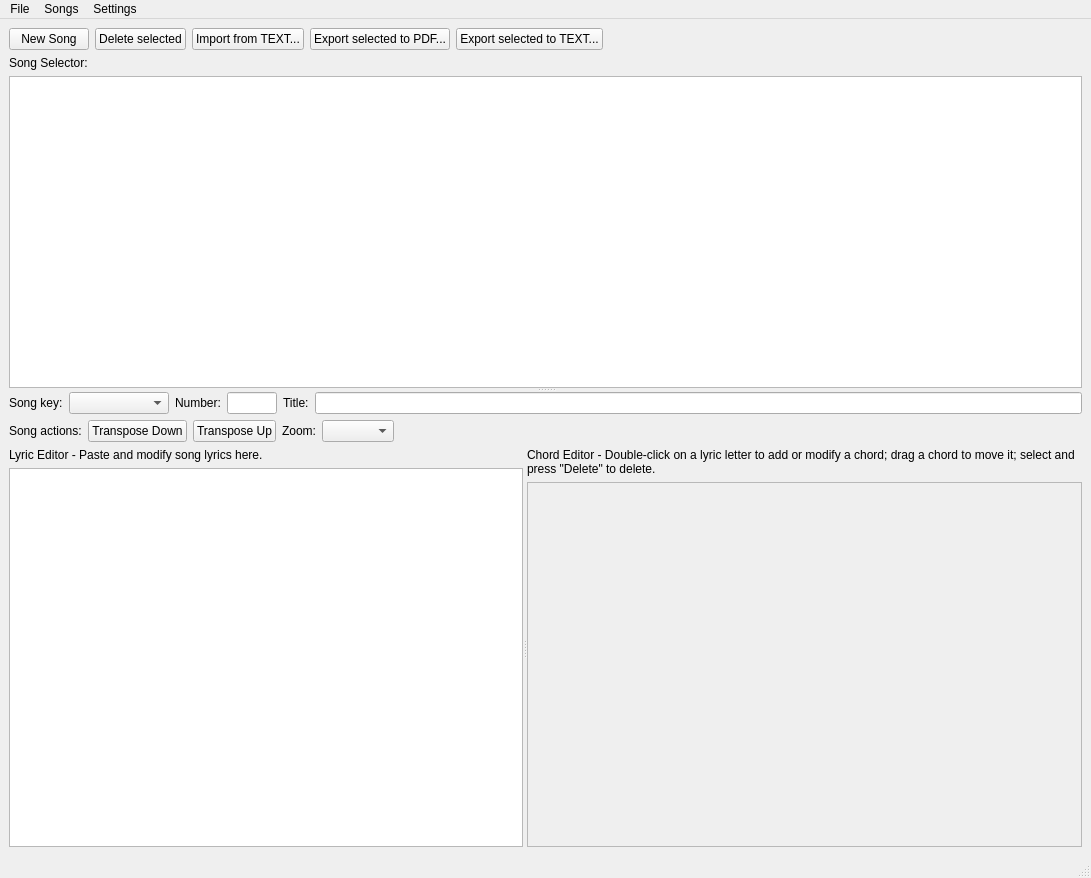
This is src/softchordeditor.ui in matvey83/softChord as Qt 5 draws it before an edit. The edited form follows.
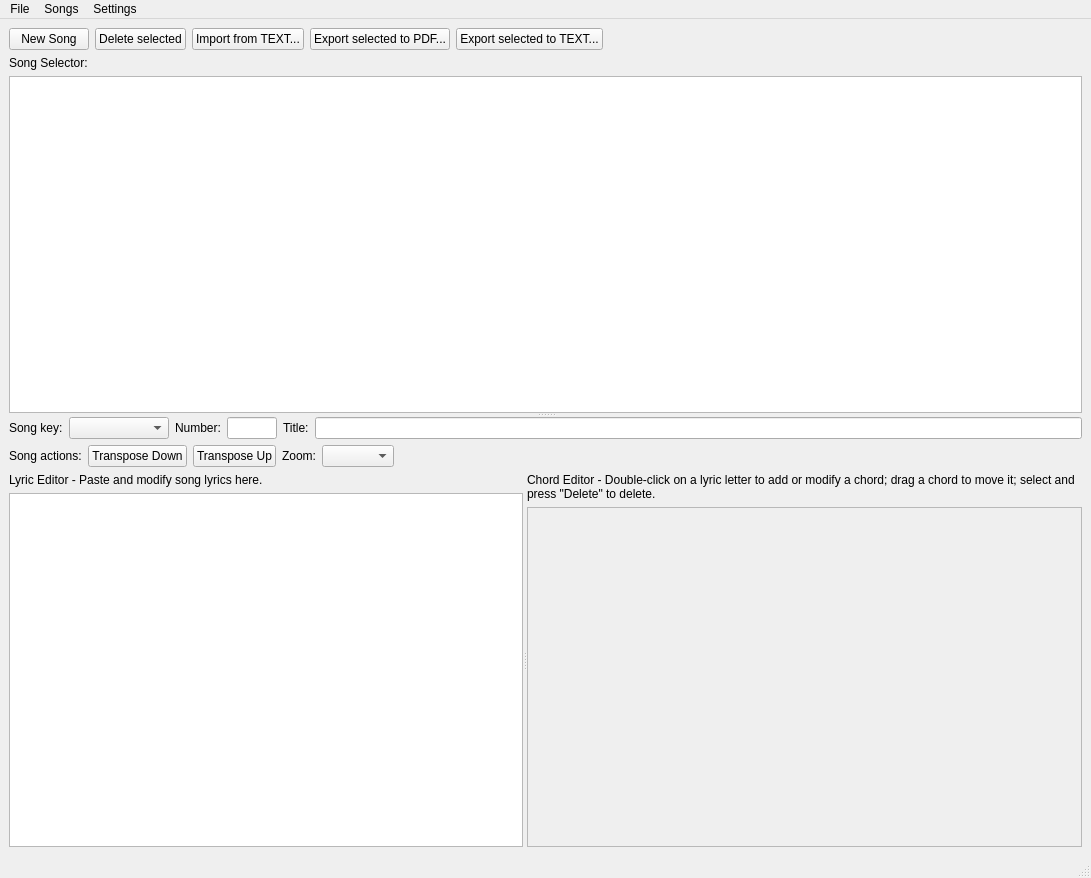
This is the edited form.

Commit message: The chord editor is now wider than the lyrics editor

The edit to the form file:
```diff
--- a/src/softchordeditor.ui
+++ b/src/softchordeditor.ui
@@ -20,6 +20,9 @@
       <property name="orientation">
        <enum>Qt::Vertical</enum>
       </property>
+      <property name="handleWidth">
+       <number>4</number>
+      </property>
       <widget class="QWidget" name="layoutWidget">
        <layout class="QVBoxLayout" name="verticalLayout_3">
         <item>
@@ -86,7 +89,7 @@
           <property name="minimumSize">
            <size>
             <width>100</width>
-            <height>100</height>
+            <height>80</height>
            </size>
           </property>
           <property name="selectionBehavior">
@@ -196,9 +199,15 @@
         </item>
         <item>
          <widget class="QSplitter" name="splitter">
+          <property name="midLineWidth">
+           <number>0</number>
+          </property>
           <property name="orientation">
            <enum>Qt::Horizontal</enum>
           </property>
+          <property name="handleWidth">
+           <number>4</number>
+          </property>
           <widget class="QWidget" name="layoutWidget">
            <layout class="QVBoxLayout" name="verticalLayout_2">
             <item>
@@ -216,7 +225,7 @@
               <property name="minimumSize">
                <size>
                 <width>100</width>
-                <height>200</height>
+                <height>100</height>
                </size>
               </property>
              </widget>
@@ -240,7 +249,7 @@
               <property name="minimumSize">
                <size>
                 <width>100</width>
-                <height>200</height>
+                <height>100</height>
                </size>
               </property>
               <property name="frameShape">
@@ -257,8 +266,8 @@
                 <rect>
                  <x>0</x>
                  <y>0</y>
-                 <width>563</width>
-                 <height>328</height>
+                 <width>564</width>
+                 <height>329</height>
                 </rect>
                </property>
               </widget>
```
